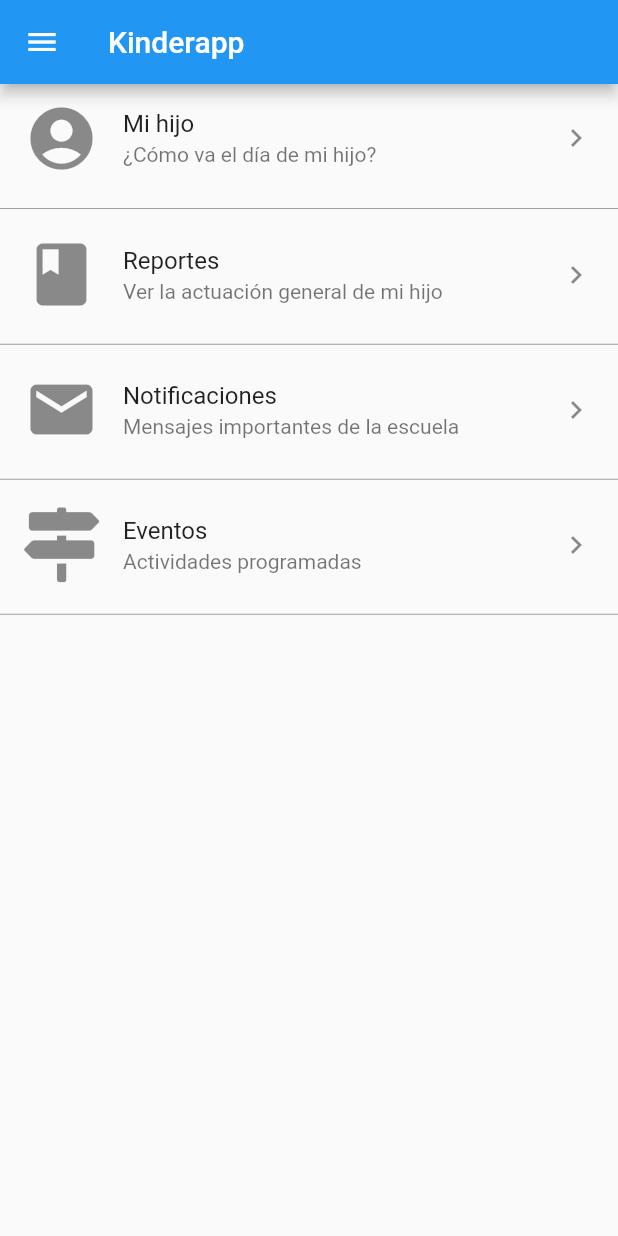
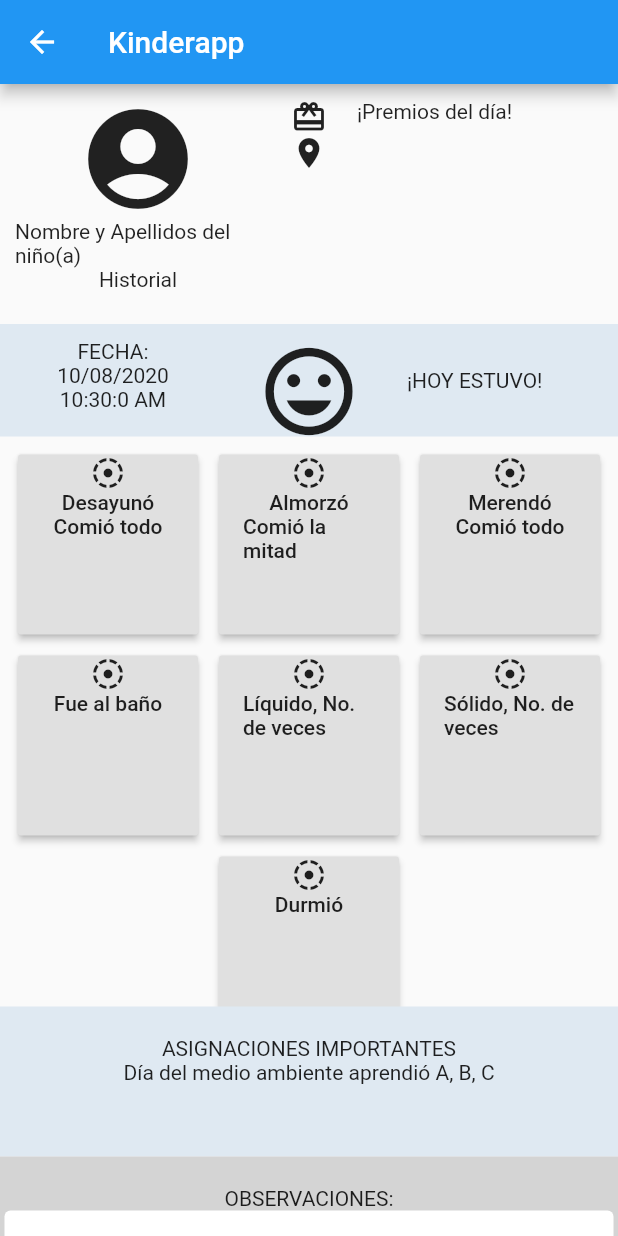
Before and after one commit to lnsalazarl/kinderbooks_app, a Flutter app: the screen it shows after launch, after a tap on "Mi hijo", on a phone screen of 412 x 824 dp. Run offline on Flutter 3.47's test engine with Material 2 defaults, Android fonts, the phone set to English and light mode, and no system bars; our stand-ins replace font_awesome_flutter.

Commit message:
MyChild screen v0.1

```diff
--- a/lib/main.dart
+++ b/lib/main.dart
@@ -1,5 +1,6 @@
 import 'package:flutter/material.dart';
 import 'package:font_awesome_flutter/font_awesome_flutter.dart';
+import 'package:kinderbooks/screen/my_child/MyChild.dart';
 
 void main() => runApp(MyApp());
 
@@ -41,12 +42,23 @@
     // fast, so that you can just rebuild anything that needs updating rather
     // than having to individually change instances of widgets.
     return Scaffold(
-      appBar: AppBar(
+      appBar: buildAppBar(context),
+      drawer: buildDrawer(context),
+      body: buildBody(context),
+    );
+  }
+}
+
+Widget buildAppBar(BuildContext context) {
+  return AppBar(
     // Here we take the value from the MyHomePage object that was created by
     // the App.build method, and use it to set our appbar title.
     title: Text("Kinderapp"),
-      ),
-      drawer: Drawer(
+  );
+}
+
+Widget buildDrawer(BuildContext context) {
+  return Drawer(
     child: ListView(
       padding: EdgeInsets.zero,
       children: <Widget>[
@@ -83,7 +95,10 @@
             size: 50,
           ),
           title: Text("Mi hijo"),
-              onTap: () => Navigator.of(context).pop(),
+          onTap: () {
+            Navigator.of(context).pop();
+            navigateTo(context, MyChild());
+          },
         ),
         ListTile(
           leading: Icon(
@@ -103,8 +118,11 @@
         ),
       ],
     ),
-      ),
-      body: SingleChildScrollView(
+  );
+}
+
+Widget buildBody(BuildContext context) {
+  return SingleChildScrollView(
     child: Center(
       // Center is a layout widget. It takes a single child and positions it
       // in the middle of the parent.
@@ -135,7 +153,7 @@
               title: Text("Mi hijo"),
               subtitle: Text("¿Cómo va el día de mi hijo?"),
               trailing: Icon(Icons.navigate_next),
-                  onTap: () => true,
+              onTap: () => navigateTo(context, MyChild()),
             ),
           ),
           Divider(
@@ -195,7 +213,12 @@
         ],
       ),
     ),
-      ),
   );
 }
+
+void navigateTo(BuildContext context, Widget widget) {
+  Navigator.push(
+    context,
+    MaterialPageRoute(builder: (context) => widget),
+  );
 }
--- /dev/null
+++ b/lib/screen/my_child/MyChild.dart
@@ -0,0 +1,259 @@
+import 'package:flutter/material.dart';
+import 'package:intl/intl.dart';
+
+class MyChild extends StatelessWidget {
+  @override
+  Widget build(BuildContext context) {
+    return Scaffold(
+      appBar: buildAppBar(context),
+      body: buildBody(context),
+    );
+  }
+}
+
+Widget buildAppBar(BuildContext context) {
+  return AppBar(
+    // Here we take the value from the MyHomePage object that was created by
+    // the App.build method, and use it to set our appbar title.
+    title: Text("Kinderapp"),
+  );
+}
+
+Widget buildBody(BuildContext context) {
+  return ListView(
+    // Column is also a layout widget. It takes a list of children and
+    // arranges them vertically. By default, it sizes itself to fit its
+    // children horizontally, and tries to be as tall as its parent.
+    //
+    // Invoke "debug painting" (press "p" in the console, choose the
+    // "Toggle Debug Paint" action from the Flutter Inspector in Android
+    // Studio, or the "Toggle Debug Paint" command in Visual Studio Code)
+    // to see the wireframe for each widget.
+    //
+    // Column has various properties to control how it sizes itself and
+    // how it positions its children. Here we use mainAxisAlignment to
+    // center the children vertically; the main axis here is the vertical
+    // axis because Columns are vertical (the cross axis would be
+    // horizontal).
+
+    children: <Widget>[
+      Container(
+        padding: const EdgeInsets.all(10),
+        height: 160.0,
+        child: Row(
+          children: <Widget>[
+            Expanded(
+              child: Column(
+                children: [
+                  Icon(
+                    Icons.account_circle,
+                    size: 80,
+                  ),
+                  Text('Nombre y Apellidos del niño(a)'),
+                  Text('Historial'),
+                ],
+              ),
+            ),
+            Padding(
+              padding: EdgeInsets.only(left: 20.0, right: 20.0),
+              child: Column(
+                children: [
+                  Icon(Icons.redeem),
+                  Icon(Icons.location_on),
+                ],
+              ),
+            ),
+            Expanded(
+              child: Column(
+                crossAxisAlignment: CrossAxisAlignment.start,
+                children: [
+                  Text('¡Premios del día!'),
+                ],
+              ),
+            ),
+          ],
+        ),
+      ),
+      Container(
+        padding: const EdgeInsets.all(10),
+        height: 75.0,
+        color: Color(0xffdfe9f2),
+        width: MediaQuery.of(context).size.width,
+        child: Row(
+          children: <Widget>[
+            Expanded(
+              child: Column(
+                children: <Widget>[
+                  Text('FECHA:'),
+                  Text(DateFormat("dd/MM/yyyy").format(DateTime.now())),
+                  Text(DateFormat("h:m:s a").format(DateTime.now()))
+                ],
+              ),
+            ),
+            Expanded(
+              child: Icon(
+                Icons.insert_emoticon,
+                size: 70.0,
+              ),
+            ),
+            Expanded(
+              child: Text('¡HOY ESTUVO!'),
+            ),
+          ],
+        ),
+      ),
+      Container(
+        height: 380.0,
+        child: GridView.count(
+          primary: false,
+          padding: const EdgeInsets.all(10),
+          crossAxisSpacing: 10,
+          mainAxisSpacing: 10,
+          crossAxisCount: 3,
+          children: <Widget>[
+            Container(
+              padding: const EdgeInsets.all(2),
+              child: RaisedButton(
+                child: Column(
+                  children: <Widget>[
+                    Icon(Icons.filter_tilt_shift),
+                    Text('Desayunó'),
+                    Text('Comió todo'),
+                  ],
+                ),
+                onPressed: () {},
+              ),
+            ),
+            Container(
+              padding: const EdgeInsets.all(2),
+              child: RaisedButton(
+                child: Column(
+                  children: <Widget>[
+                    Icon(Icons.filter_tilt_shift),
+                    Text('Almorzó'),
+                    Text('Comió la mitad'),
+                  ],
+                ),
+                onPressed: () {},
+              ),
+            ),
+            Container(
+              padding: const EdgeInsets.all(2),
+              child: RaisedButton(
+                child: Column(
+                  children: <Widget>[
+                    Icon(Icons.filter_tilt_shift),
+                    Text('Merendó'),
+                    Text('Comió todo'),
+                  ],
+                ),
+                onPressed: () {},
+              ),
+            ),
+            Container(
+              padding: const EdgeInsets.all(2),
+              child: RaisedButton(
+                child: Column(
+                  children: <Widget>[
+                    Icon(Icons.filter_tilt_shift),
+                    Text('Fue al baño')
+                  ],
+                ),
+                onPressed: () {},
+              ),
+            ),
+            Container(
+              padding: const EdgeInsets.all(2),
+              child: RaisedButton(
+                child: Column(
+                  children: <Widget>[
+                    Icon(Icons.filter_tilt_shift),
+                    Text('Líquido, No. de veces')
+                  ],
+                ),
+                onPressed: () {},
+              ),
+            ),
+            Container(
+              padding: const EdgeInsets.all(2),
+              child: RaisedButton(
+                child: Column(
+                  children: <Widget>[
+                    Icon(Icons.filter_tilt_shift),
+                    Text('Sólido, No. de veces')
+                  ],
+                ),
+                onPressed: () {},
+              ),
+            ),
+            Container(),
+            Container(
+              padding: const EdgeInsets.all(2),
+              child: RaisedButton(
+                child: Column(
+                  children: <Widget>[
+                    Icon(Icons.filter_tilt_shift),
+                    Text('Durmió'),
+                  ],
+                ),
+                onPressed: () {},
+              ),
+            ),
+            Container(),
+          ],
+        ),
+      ),
+      Container(
+        color: Color(0xffdfe9f2),
+        width: MediaQuery.of(context).size.width,
+        height: 100.0,
+        child: Padding(
+          padding: EdgeInsets.only(left: 3.0, right: 3.0, top: 20),
+          child: Column(
+            children: <Widget>[
+              Container(
+                child: Text('ASIGNACIONES IMPORTANTES'),
+              ),
+              Text('Día del medio ambiente aprendió A, B, C'),
+            ],
+          ),
+        ),
+      ),
+      Container(
+        color: Color(0xffd4d4d4),
+        height: 275.0,
+        child: Padding(
+          padding: EdgeInsets.only(left: 3.0, right: 3.0, top: 20),
+          child: Column(
+            children: <Widget>[
+              Container(
+                child: Text('OBSERVACIONES:'),
+              ),
+              Container(
+                child: TextField(
+                  decoration: InputDecoration(
+                    filled: true,
+                    fillColor: Colors.white,
+                  ),
+                  maxLines: 8,
+                ),
+              ),
+              Container(
+                child: FlatButton(
+                  color: Colors.blue,
+                  textColor: Colors.white,
+                  disabledColor: Colors.grey,
+                  disabledTextColor: Colors.black,
+                  padding: EdgeInsets.all(8.0),
+                  splashColor: Colors.blueAccent,
+                  child: Text('Responder'),
+                  onPressed: () {},
+                ),
+              )
+            ],
+          ),
+        ),
+      ),
+    ],
+  );
+}
--- a/pubspec.yaml
+++ b/pubspec.yaml
@@ -29,6 +29,7 @@
   # Use with the CupertinoIcons class for iOS style icons.
   cupertino_icons: ^0.1.3
   font_awesome_flutter: ^8.8.1
+  intl: ^0.16.1
 
 dev_dependencies:
   flutter_test:
```
Also changed, not shown: lib/screen/child/main.dart (deleted), pubspec.lock. Lines whose indentation alone changed are shown as unchanged.
